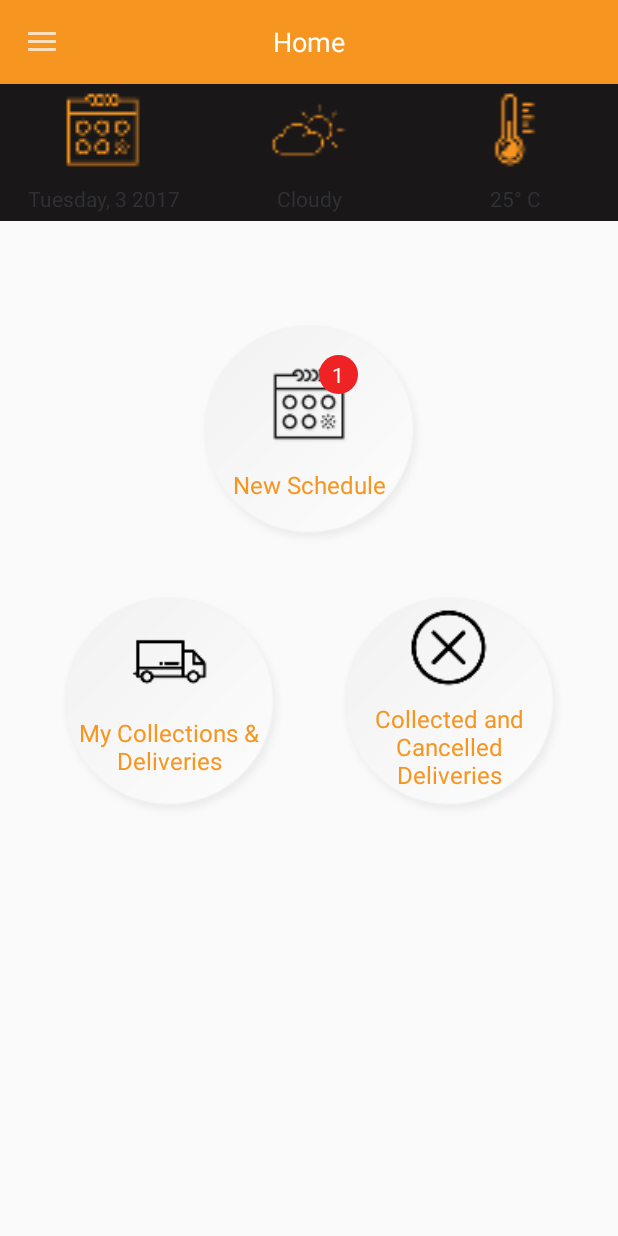
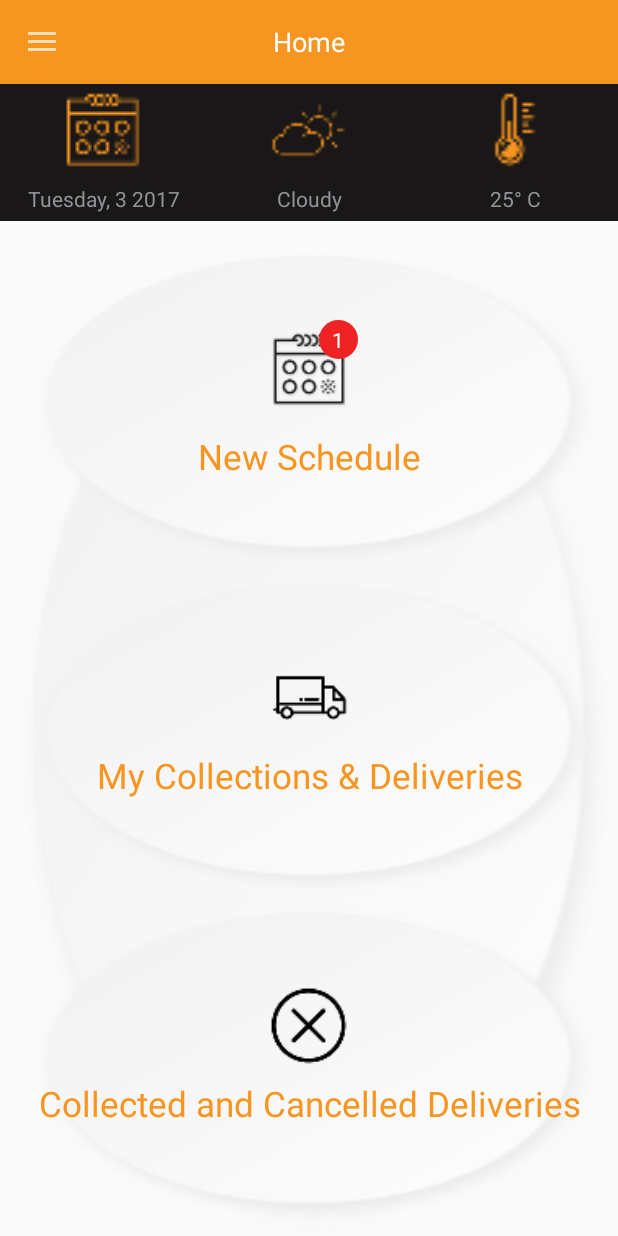
Before and after one commit to gurjeetsalentro/Bazooca, an Android app: the HomeFragment screen opened directly, with no data from a screen before it, on a phone screen of 412 x 824 dp. Run offline under Robolectric (Android 15) with nearby library versions, the phone set to English and light mode, and no system bars; our stand-ins replace CircleImageView, sdp/ssp sizes.

Commit message:
Bazooca code update

```diff
--- a/app/src/main/res/layout/activity_login.xml
+++ b/app/src/main/res/layout/activity_login.xml
@@ -47,7 +47,7 @@
             android:singleLine="true"
             android:textColorHighlight="@color/white"
             android:textColor="@color/white"
-            android:textSize="18sp" />
+            android:textSize="@dimen/_16sdp" />
 
         </android.support.design.widget.TextInputLayout>
 
@@ -74,7 +74,7 @@
             android:padding="10dp"
             android:singleLine="true"
             android:textColor="@color/white"
-            android:textSize="18sp" />
+            android:textSize="@dimen/_16sdp" />
 
 
         </android.support.design.widget.TextInputLayout>
@@ -94,7 +94,9 @@
         android:paddingStart="@dimen/_100sdp"
         android:text="@string/login"
         android:textColor="@color/white"
-        android:textSize="18sp" />
+        android:textSize="@dimen/_16sdp"
+            android:paddingBottom="@dimen/_10sdp"
+            android:paddingTop="@dimen/_10sdp"/>
 
     </LinearLayout>
     <!--<RelativeLayout -->
--- a/app/src/main/res/layout/fragment_home.xml
+++ b/app/src/main/res/layout/fragment_home.xml
@@ -38,7 +38,7 @@
                     android:layout_marginTop="10dp"
                     android:gravity="center"
                     android:text="Tuesday, 3 2017"
-                    android:textColor="@color/lineColor" />
+                    android:textColor="@color/grey" />
             </LinearLayout>
 
             <LinearLayout
@@ -62,7 +62,7 @@
                     android:layout_marginTop="10dp"
                     android:gravity="center"
                     android:text="Cloudy"
-                    android:textColor="@color/lineColor" />
+                    android:textColor="@color/grey" />
             </LinearLayout>
 
             <LinearLayout
@@ -86,17 +86,25 @@
                     android:layout_marginTop="10dp"
                     android:gravity="center"
                     android:text="@string/_25_xb0_c"
-                    android:textColor="@color/lineColor" />
+                    android:textColor="@color/grey" />
             </LinearLayout>
         </LinearLayout>
+        <LinearLayout
+            android:id="@+id/linear_main"
+            android:layout_width="match_parent"
+            android:layout_height="match_parent"
+            android:layout_below="@+id/linear_top"
+            android:layout_centerHorizontal="true"
+            android:weightSum="3"
+            android:background="@drawable/circle_btn"
+            android:gravity="center"
+            android:orientation="vertical"
+            android:padding="10dp">
 
             <LinearLayout
                 android:id="@+id/linear_schedule"
-            android:layout_width="@dimen/_120sdp"
-            android:layout_height="@dimen/_120sdp"
-            android:layout_below="@+id/linear_top"
-            android:layout_centerHorizontal="true"
-            android:layout_marginTop="60dp"
+                android:layout_width="match_parent"
+                android:layout_height="match_parent"
                 android:layout_weight="1"
                 android:background="@drawable/circle_btn"
                 android:gravity="center"
@@ -133,27 +141,16 @@
                     android:paddingRight="@dimen/_10sdp"
                     android:text="@string/new_schedule"
                     android:textColor="@color/colorPrimary"
-                android:textSize="16sp" />
+                    android:textSize="@dimen/_18sdp" />
             </LinearLayout>
 
-        <LinearLayout
-            android:id="@+id/linear_below"
-            android:layout_width="match_parent"
-            android:layout_height="wrap_content"
-            android:layout_below="@+id/linear_schedule"
-            android:layout_centerHorizontal="true"
-            android:gravity="center"
-            android:orientation="horizontal"
-            android:padding="10dp"
-            android:weightSum="2">
 
             <LinearLayout
                 android:id="@+id/linear_my_collections"
-                android:layout_width="@dimen/_120sdp"
-                android:layout_height="@dimen/_120sdp"
-                android:layout_below="@+id/linear_schedule"
+                android:layout_width="match_parent"
+                android:layout_height="match_parent"
+                android:layout_weight="1"
                 android:layout_centerHorizontal="true"
-                android:layout_margin="15dp"
                 android:background="@drawable/circle_btn"
                 android:gravity="center"
                 android:orientation="vertical">
@@ -174,16 +171,16 @@
                     android:paddingRight="@dimen/_10sdp"
                     android:text="@string/my_collections_amp_deliveries"
                     android:textColor="@color/colorPrimary"
-                    android:textSize="16sp" />
+                    android:textSize="@dimen/_18sdp" />
             </LinearLayout>
 
             <LinearLayout
                 android:id="@+id/linear_cancelled_collections"
-                android:layout_width="@dimen/_120sdp"
-                android:layout_height="@dimen/_120sdp"
-                android:layout_below="@+id/linear_schedule"
+                android:layout_width="match_parent"
+                android:layout_height="match_parent"
+                android:layout_weight="1"
+                android:layout_below="@+id/linear_my_collections"
                 android:layout_centerHorizontal="true"
-                android:layout_margin="15dp"
                 android:background="@drawable/circle_btn"
                 android:gravity="center"
                 android:orientation="vertical">
@@ -204,7 +201,7 @@
                     android:paddingRight="@dimen/_10sdp"
                     android:text="@string/collected_and_cancelled_deliveries"
                     android:textColor="@color/colorPrimary"
-                    android:textSize="16sp" />
+                    android:textSize="@dimen/_18sdp" />
             </LinearLayout>
         </LinearLayout>
     </RelativeLayout>
```
Lines whose indentation alone changed are shown as unchanged.
